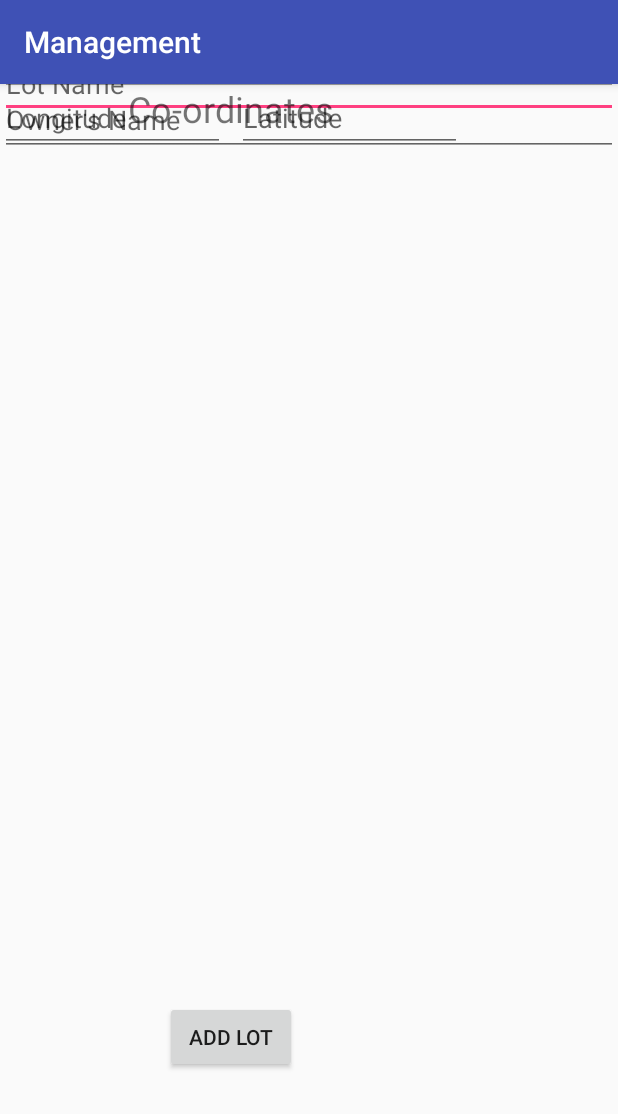
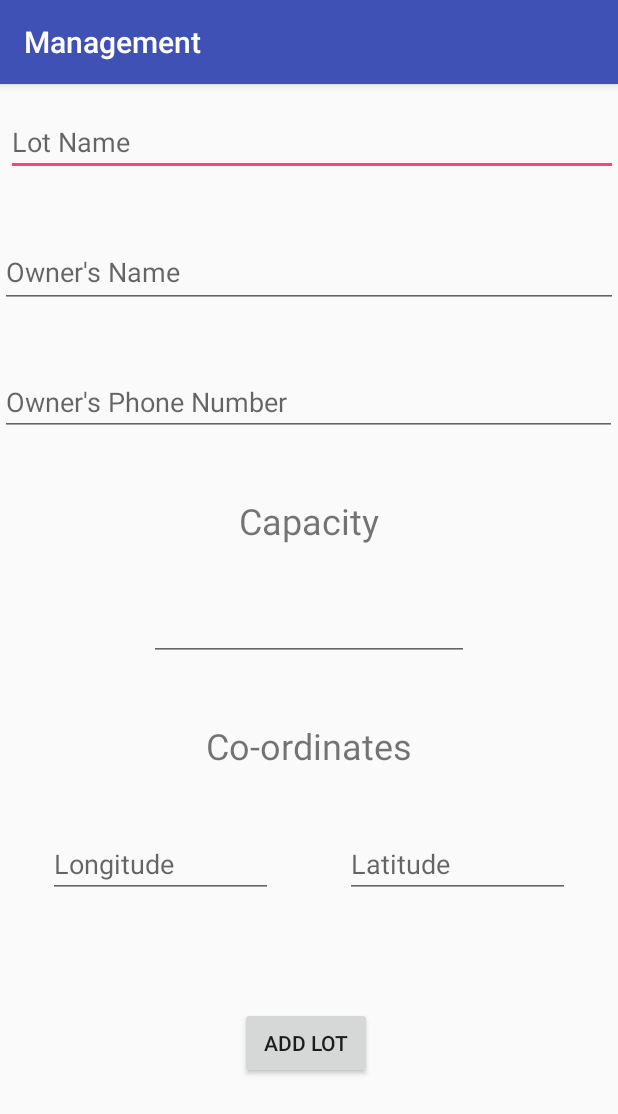
Before and after one commit to sourceparker/management, an Android app: the New_lot screen opened directly, with no data from a screen before it, on a phone screen of 412 x 824 dp. Shown: the top 1114 px of the screen. Run offline under Robolectric (Android 15) with nearby library versions, the phone set to English and light mode, and no system bars; our stand-ins replace Firebase (no records; nobody signed in at launch, a user with empty details on screens opened directly); libraries missing offline, so code that uses them is left out: com.firebase.geofire.

Commit message:
fixed new lot UI

```diff
--- a/app/src/main/java/com/example/larry/management/New_lot.java
+++ b/app/src/main/java/com/example/larry/management/New_lot.java
@@ -65,7 +65,7 @@ public class New_lot extends AppCompatActivity {
 
 
 
-            Toast.makeText(getApplicationContext(),"New Lot saved",Toast.LENGTH_SHORT).show();
+            Toast.makeText(getApplicationContext(),"New Lot saved",Toast.LENGTH_LONG).show();
 
             lotNameEditText.setText("");
             ownerNameEditText.setText("");
--- a/app/src/main/java/com/example/larry/management/Per_Parking_lot_Details.java
+++ b/app/src/main/java/com/example/larry/management/Per_Parking_lot_Details.java
@@ -30,6 +30,7 @@ public class Per_Parking_lot_Details extends AppCompatActivity {
     private EditText phoneNumber;
     private Button changeDetailsButton;
     private DatabaseReference mDatabase;
+    Parking_Lot_Details parking_lot_details=new Parking_Lot_Details();
     private String clickId;
     boolean firstClick=true;
 
@@ -58,8 +59,7 @@ public class Per_Parking_lot_Details extends AppCompatActivity {
                 @Override
                 public void onDataChange(DataSnapshot dataSnapshot) {
                     if (dataSnapshot.exists()) {
-
-                        Parking_Lot_Details parking_lot_details= dataSnapshot.getValue(Parking_Lot_Details.class);
+                      parking_lot_details= dataSnapshot.getValue(Parking_Lot_Details.class);
                         lot_id.setText(clickId);
                         capacity.setText(parking_lot_details.getCapacity());
                         phoneNumber.setText(parking_lot_details.getPhoneNumber());
@@ -87,6 +87,11 @@ public class Per_Parking_lot_Details extends AppCompatActivity {
 
 
     }
+
+
+
+
+
 
     private void retrieveCoordinates() {
 
@@ -149,10 +154,10 @@ public class Per_Parking_lot_Details extends AppCompatActivity {
 
 
 
-            mDatabase.child("Parking Lots").child(clickId).child("capacity").setValue(capacity.getText().toString());
-            mDatabase.child("Parking Lots").child(clickId).child("ownerName").setValue(ownerName.getText().toString());
-            mDatabase.child("Parking Lots").child(clickId).child("lotName").setValue(lotName.getText().toString());
-            mDatabase.child("Parking Lots").child(clickId).child("phoneNumber").setValue(phoneNumber.getText().toString());
+            mDatabase.child("Parking Lots").child(parking_lot_details.getLot_id()).child("capacity").setValue(capacity.getText().toString());
+            mDatabase.child("Parking Lots").child(parking_lot_details.getLot_id()).child("ownerName").setValue(ownerName.getText().toString());
+            mDatabase.child("Parking Lots").child(parking_lot_details.getLot_id()).child("lotName").setValue(lotName.getText().toString());
+            mDatabase.child("Parking Lots").child(parking_lot_details.getLot_id()).child("phoneNumber").setValue(phoneNumber.getText().toString());
 
             updateLocation();
 
@@ -169,16 +174,16 @@ public class Per_Parking_lot_Details extends AppCompatActivity {
 
     private void updateLocation() {
         //Log.i("TAG",clickId);
-        mDatabase.child("Parking Lots").child(clickId).child("coordinates").removeValue();
-        mDatabase.child("Parking Lots").child(clickId);
+        mDatabase.child("Parking Lots").child(parking_lot_details.getLot_id()).removeValue();
+
         GeoFire geoFire= new GeoFire(mDatabase);
-        geoFire.setLocation(clickId,new GeoLocation(Double.parseDouble(longi.getText().toString()),
+        geoFire.setLocation("coordinates",new GeoLocation(Double.parseDouble(longi.getText().toString()),
                 Double.parseDouble(lati.getText().toString())));
     }
 
     public void removeLot(View view){
 
-        mDatabase.child("Parking Lots").child(clickId).removeValue();
+        mDatabase.child("Parking Lots").child(parking_lot_details.getLot_id()).removeValue();
 
         Intent intent=new Intent(Per_Parking_lot_Details.this,Parking_locations.class);
         startActivity(intent);
--- a/app/src/main/res/layout/activity_new_lot.xml
+++ b/app/src/main/res/layout/activity_new_lot.xml
@@ -13,14 +13,13 @@
         android:layout_height="wrap_content"
         android:layout_alignParentTop="true"
         android:layout_centerHorizontal="true"
-        android:layout_marginBottom="8dp"
-        android:layout_marginTop="8dp"
+        android:layout_marginStart="4dp"
+        android:layout_marginTop="16dp"
         android:ems="10"
         android:hint="Lot Name"
         android:inputType="textPersonName"
-        app:layout_constraintBottom_toTopOf="@+id/ownerNameEditText"
-        app:layout_constraintTop_toTopOf="parent"
-        tools:layout_editor_absoluteX="0dp" />
+        app:layout_constraintStart_toStartOf="parent"
+        app:layout_constraintTop_toTopOf="parent" />
 
     <EditText
         android:id="@+id/ownerNameEditText"
@@ -28,11 +27,12 @@
         android:layout_height="48dp"
         android:layout_below="@+id/lotNameEditText"
         android:layout_centerHorizontal="true"
+        android:layout_marginTop="40dp"
         android:ems="10"
         android:hint="Owner's Name"
         android:inputType="textPersonName"
-        tools:layout_editor_absoluteX="0dp"
-        tools:layout_editor_absoluteY="62dp" />
+        app:layout_constraintTop_toBottomOf="@+id/lotNameEditText"
+        tools:layout_editor_absoluteX="0dp" />
 
     <EditText
         android:id="@+id/capacityEditText"
@@ -40,13 +40,14 @@
         android:layout_height="wrap_content"
         android:layout_below="@+id/ownerNameEditText"
         android:layout_centerHorizontal="true"
-        android:layout_marginBottom="8dp"
+        android:layout_marginEnd="8dp"
         android:layout_marginStart="8dp"
+        android:layout_marginTop="32dp"
         android:ems="10"
         android:inputType="number"
-        app:layout_constraintBottom_toTopOf="@+id/locationTextView"
-        app:layout_constraintEnd_toEndOf="@+id/locationTextView"
-        app:layout_constraintStart_toStartOf="@+id/locationTextView" />
+        app:layout_constraintEnd_toEndOf="parent"
+        app:layout_constraintStart_toStartOf="parent"
+        app:layout_constraintTop_toBottomOf="@+id/textView2" />
 
     <EditText
         android:id="@+id/latitudeEditText"
@@ -55,13 +56,13 @@
         android:layout_alignParentBottom="true"
         android:layout_alignParentLeft="true"
         android:layout_alignParentStart="true"
-        android:layout_marginStart="8dp"
+        android:layout_marginEnd="32dp"
         android:ems="10"
         android:hint="Latitude"
         android:inputType="numberSigned|numberDecimal"
         android:numeric="integer|signed|decimal"
-        app:layout_constraintStart_toEndOf="@+id/longitudeEditText"
-        tools:layout_editor_absoluteY="378dp" />
+        app:layout_constraintBaseline_toBaselineOf="@+id/longitudeEditText"
+        app:layout_constraintEnd_toEndOf="parent" />
 
     <EditText
         android:id="@+id/longitudeEditText"
@@ -71,12 +72,14 @@
         android:layout_alignBottom="@+id/latitudeEditText"
         android:layout_alignParentEnd="true"
         android:layout_alignParentRight="true"
+        android:layout_marginStart="32dp"
+        android:layout_marginTop="40dp"
         android:ems="10"
         android:hint="Longitude"
         android:inputType="numberSigned|numberDecimal"
         android:numeric="integer|signed|decimal"
-        tools:layout_editor_absoluteX="28dp"
-        tools:layout_editor_absoluteY="378dp" />
+        app:layout_constraintStart_toStartOf="parent"
+        app:layout_constraintTop_toBottomOf="@+id/locationTextView" />
 
     <TextView
         android:id="@+id/locationTextView"
@@ -86,11 +89,12 @@
         android:layout_centerHorizontal="true"
         android:layout_marginEnd="8dp"
         android:layout_marginStart="8dp"
+        android:layout_marginTop="40dp"
         android:text="Co-ordinates"
         android:textSize="24sp"
-        app:layout_constraintEnd_toEndOf="@+id/latitudeEditText"
-        app:layout_constraintStart_toStartOf="@+id/longitudeEditText"
-        tools:layout_editor_absoluteY="322dp" />
+        app:layout_constraintEnd_toEndOf="parent"
+        app:layout_constraintStart_toStartOf="parent"
+        app:layout_constraintTop_toBottomOf="@+id/capacityEditText" />
 
     <TextView
         android:id="@+id/textView2"
@@ -98,15 +102,14 @@
         android:layout_height="wrap_content"
         android:layout_below="@+id/ownerNameEditText"
         android:layout_centerHorizontal="true"
-        android:layout_marginBottom="8dp"
         android:layout_marginEnd="8dp"
         android:layout_marginStart="8dp"
+        android:layout_marginTop="40dp"
         android:text="Capacity"
         android:textSize="24sp"
-        app:layout_constraintBottom_toTopOf="@+id/capacityEditText"
-        app:layout_constraintEnd_toEndOf="@+id/capacityEditText"
-        app:layout_constraintHorizontal_bias="0.485"
-        app:layout_constraintStart_toStartOf="@+id/capacityEditText" />
+        app:layout_constraintEnd_toEndOf="parent"
+        app:layout_constraintStart_toStartOf="parent"
+        app:layout_constraintTop_toBottomOf="@+id/phoneNumberEditText" />
 
     <Button
         android:id="@+id/addLotButton"
@@ -114,31 +117,23 @@
         android:layout_height="wrap_content"
         android:layout_below="@+id/longitudeEditText"
         android:layout_centerHorizontal="true"
-        android:layout_marginBottom="8dp"
-        android:layout_marginEnd="8dp"
-        android:layout_marginStart="8dp"
-        android:layout_marginTop="8dp"
+        android:layout_marginBottom="32dp"
+        android:layout_marginStart="160dp"
         android:onClick="addNewLot"
         android:text="Add lot"
         app:layout_constraintBottom_toBottomOf="parent"
-        app:layout_constraintEnd_toEndOf="@+id/latitudeEditText"
-        app:layout_constraintStart_toStartOf="@+id/longitudeEditText"
-        app:layout_constraintTop_toBottomOf="@+id/locationTextView"
-        app:layout_constraintVertical_bias="0.85" />
+        app:layout_constraintStart_toStartOf="parent"
+        app:layout_constraintTop_toBottomOf="@+id/longitudeEditText" />
 
     <EditText
         android:id="@+id/phoneNumberEditText"
-        android:layout_width="0dp"
+        android:layout_width="411dp"
         android:layout_height="wrap_content"
-        android:layout_marginBottom="8dp"
-        android:layout_marginTop="24dp"
+        android:layout_marginTop="40dp"
         android:ems="10"
         android:hint="Owner's Phone Number"
         android:inputType="textPersonName"
-        app:layout_constraintBottom_toTopOf="@+id/textView2"
-        app:layout_constraintEnd_toEndOf="@+id/ownerNameEditText"
-        app:layout_constraintHorizontal_bias="0.503"
-        app:layout_constraintStart_toStartOf="@+id/ownerNameEditText"
-        app:layout_constraintTop_toBottomOf="@+id/ownerNameEditText" />
+        app:layout_constraintTop_toBottomOf="@+id/ownerNameEditText"
+        tools:layout_editor_absoluteX="0dp" />
 
 </android.support.constraint.ConstraintLayout>
```
